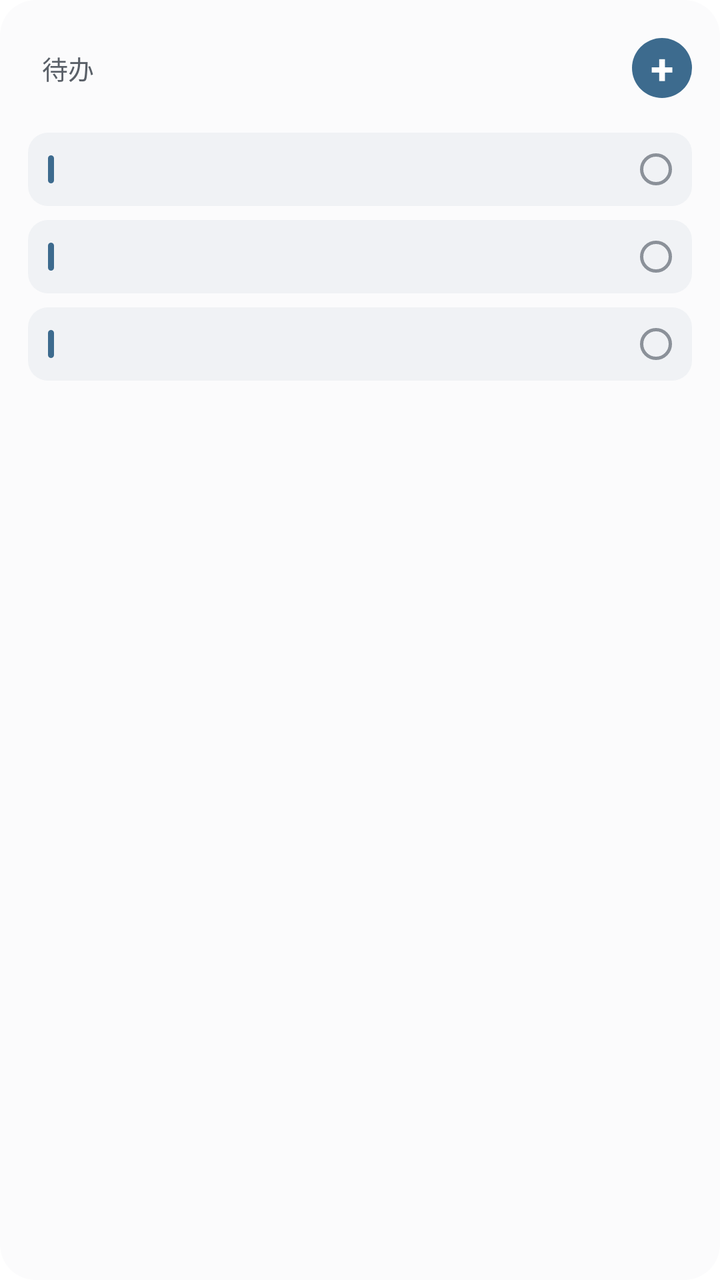
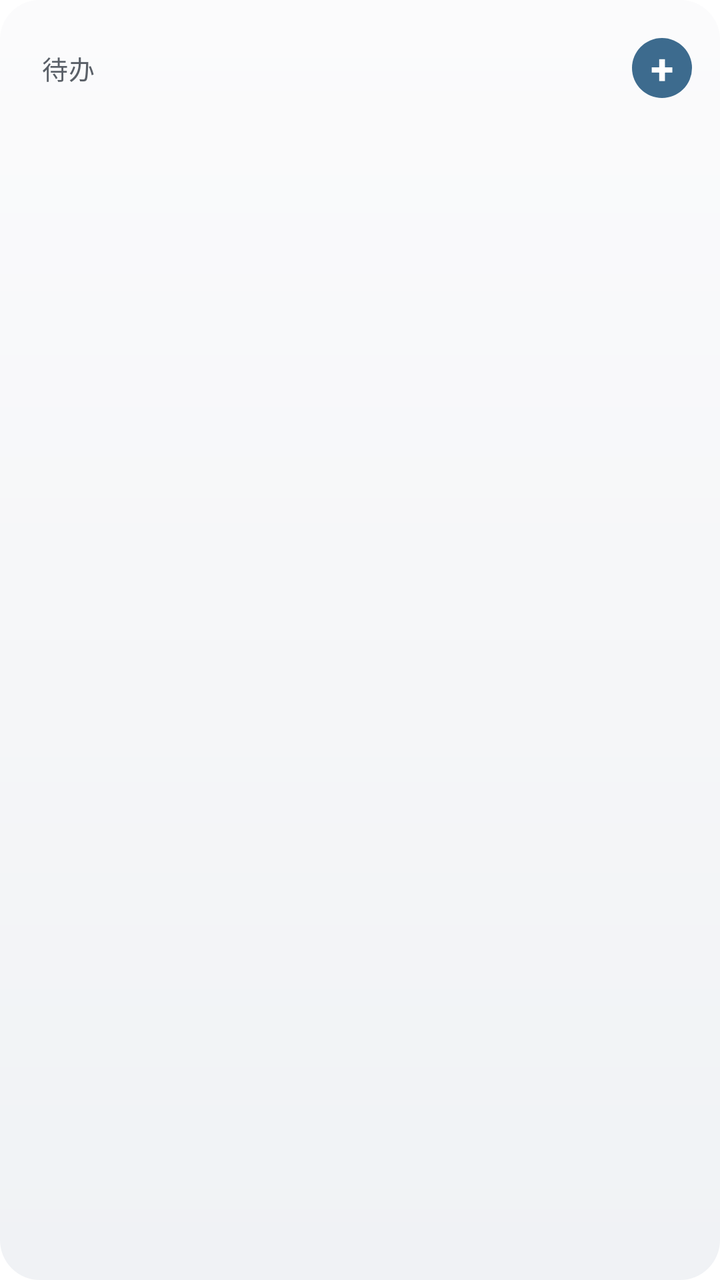

Screens rendered from an Android XML layout before and after an edit, with the pre-edit source and the edit as a unified diff.
<!-- AndroidManifest.xml: fallback theme Theme.MaterialComponents.DayNight.NoActionBar -->
<!-- res/layout/widget_todo_4x2.xml -->
<?xml version="1.0" encoding="utf-8"?>
<LinearLayout xmlns:android="http://schemas.android.com/apk/res/android"
    android:id="@+id/widget_root"
    android:layout_width="match_parent"
    android:layout_height="match_parent"
    android:orientation="vertical"
    android:background="@drawable/widget_bg"
    android:padding="14dp">

    <LinearLayout
        android:layout_width="match_parent"
        android:layout_height="wrap_content"
        android:orientation="horizontal"
        android:gravity="center_vertical">

        <TextView
            android:id="@+id/widget_count"
            android:layout_width="wrap_content"
            android:layout_height="wrap_content"
            android:textSize="30sp"
            android:textStyle="bold"
            android:textColor="@color/widget_primary" />

        <TextView
            android:layout_width="wrap_content"
            android:layout_height="wrap_content"
            android:layout_marginStart="7dp"
            android:text="待办"
            android:textSize="13sp"
            android:textColor="@color/widget_ink_soft" />

        <LinearLayout
            android:layout_width="0dp"
            android:layout_height="0dp"
            android:layout_weight="1" />

        <TextView
            android:id="@+id/widget_add"
            android:layout_width="30dp"
            android:layout_height="30dp"
            android:background="@drawable/widget_add_bg"
            android:gravity="center"
            android:text="+"
            android:textSize="21sp"
            android:textStyle="bold"
            android:textColor="@color/widget_add_fg" />
    </LinearLayout>

    <LinearLayout
        android:layout_width="match_parent"
        android:layout_height="12dp" />

    <LinearLayout
        android:id="@+id/widget_row0"
        android:layout_width="match_parent"
        android:layout_height="wrap_content"
        android:orientation="horizontal"
        android:gravity="center_vertical"
        android:background="@drawable/widget_item_bg"
        android:paddingLeft="10dp"
        android:paddingRight="10dp"
        android:paddingTop="9dp"
        android:paddingBottom="9dp">

        <TextView
            android:layout_width="3dp"
            android:layout_height="14dp"
            android:background="@drawable/widget_bar" />

        <TextView
            android:id="@+id/widget_title0"
            android:layout_width="0dp"
            android:layout_height="wrap_content"
            android:layout_weight="1"
            android:layout_marginStart="9dp"
            android:maxLines="1"
            android:ellipsize="end"
            android:textSize="13.5sp"
            android:textColor="@color/widget_ink" />

        <TextView
            android:layout_width="16dp"
            android:layout_height="16dp"
            android:layout_marginStart="9dp"
            android:background="@drawable/widget_check_ring" />
    </LinearLayout>

    <LinearLayout
        android:id="@+id/widget_row1"
        android:layout_width="match_parent"
        android:layout_height="wrap_content"
        android:orientation="horizontal"
        android:gravity="center_vertical"
        android:background="@drawable/widget_item_bg"
        android:layout_marginTop="7dp"
        android:paddingLeft="10dp"
        android:paddingRight="10dp"
        android:paddingTop="9dp"
        android:paddingBottom="9dp">

        <TextView
            android:layout_width="3dp"
            android:layout_height="14dp"
            android:background="@drawable/widget_bar" />

        <TextView
            android:id="@+id/widget_title1"
            android:layout_width="0dp"
            android:layout_height="wrap_content"
            android:layout_weight="1"
            android:layout_marginStart="9dp"
            android:maxLines="1"
            android:ellipsize="end"
            android:textSize="13.5sp"
            android:textColor="@color/widget_ink" />

        <TextView
            android:layout_width="16dp"
            android:layout_height="16dp"
            android:layout_marginStart="9dp"
            android:background="@drawable/widget_check_ring" />
    </LinearLayout>

    <LinearLayout
        android:id="@+id/widget_row2"
        android:layout_width="match_parent"
        android:layout_height="wrap_content"
        android:orientation="horizontal"
        android:gravity="center_vertical"
        android:background="@drawable/widget_item_bg"
        android:layout_marginTop="7dp"
        android:paddingLeft="10dp"
        android:paddingRight="10dp"
        android:paddingTop="9dp"
        android:paddingBottom="9dp">

        <TextView
            android:layout_width="3dp"
            android:layout_height="14dp"
            android:background="@drawable/widget_bar" />

        <TextView
            android:id="@+id/widget_title2"
            android:layout_width="0dp"
            android:layout_height="wrap_content"
            android:layout_weight="1"
            android:layout_marginStart="9dp"
            android:maxLines="1"
            android:ellipsize="end"
            android:textSize="13.5sp"
            android:textColor="@color/widget_ink" />

        <TextView
            android:layout_width="16dp"
            android:layout_height="16dp"
            android:layout_marginStart="9dp"
            android:background="@drawable/widget_check_ring" />
    </LinearLayout>

    <TextView
        android:id="@+id/widget_empty"
        android:layout_width="match_parent"
        android:layout_height="wrap_content"
        android:visibility="gone"
        android:text="全部完成，休息一下"
        android:textSize="13sp"
        android:textColor="@color/widget_ink_soft" />
</LinearLayout>
<!-- resources referenced by this layout -->
<resources>
  <color name="widget_add_fg">#FFFFFF</color>
  <color name="widget_ink">#191C1F</color>
  <color name="widget_ink_soft">#5A6068</color>
  <color name="widget_primary">#3D6B8E</color>
  <!-- drawable widget_add_bg (drawable) -->
  <?xml version="1.0" encoding="utf-8"?>
  <shape xmlns:android="http://schemas.android.com/apk/res/android"
      android:shape="oval">
      <solid android:color="@color/widget_primary" />
  </shape>
  <!-- drawable widget_bar (drawable) -->
  <?xml version="1.0" encoding="utf-8"?>
  <shape xmlns:android="http://schemas.android.com/apk/res/android"
      android:shape="rectangle">
      <corners android:radius="1.5dp" />
      <solid android:color="@color/widget_primary" />
      <size android:width="3dp" android:height="14dp" />
  </shape>
  <!-- drawable widget_bg (drawable) -->
  <?xml version="1.0" encoding="utf-8"?>
  <shape xmlns:android="http://schemas.android.com/apk/res/android"
      android:shape="rectangle">
      <corners android:radius="18dp" />
      <solid android:color="@color/widget_bg" />
  </shape>
  <!-- drawable widget_check_ring (drawable) -->
  <?xml version="1.0" encoding="utf-8"?>
  <shape xmlns:android="http://schemas.android.com/apk/res/android"
      android:shape="oval">
      <stroke android:width="1.5dp" android:color="@color/widget_ring" />
      <size android:width="18dp" android:height="18dp" />
  </shape>
  <!-- drawable widget_item_bg (drawable) -->
  <?xml version="1.0" encoding="utf-8"?>
  <shape xmlns:android="http://schemas.android.com/apk/res/android"
      android:shape="rectangle">
      <corners android:radius="10dp" />
      <solid android:color="@color/widget_item_bg" />
  </shape>
  <color name="widget_bg">#FBFBFC</color>
  <color name="widget_ring">#8B9199</color>
  <color name="widget_item_bg">#F0F2F5</color>
</resources>

<!-- the commit's change to res/layout/widget_todo_4x2.xml (unified diff, before → after) -->
@@ -27,6 +27,7 @@
             android:layout_marginStart="7dp"
             android:text="待办"
             android:textSize="13sp"
+            android:letterSpacing="0.02"
             android:textColor="@color/widget_ink_soft" />
 
         <LinearLayout
@@ -48,114 +49,23 @@
 
     <LinearLayout
         android:layout_width="match_parent"
-        android:layout_height="12dp" />
+        android:layout_height="6dp" />
 
-    <LinearLayout
-        android:id="@+id/widget_row0"
+    <ViewFlipper
+        android:id="@+id/widget_flipper"
         android:layout_width="match_parent"
         android:layout_height="wrap_content"
-        android:orientation="horizontal"
-        android:gravity="center_vertical"
-        android:background="@drawable/widget_item_bg"
-        android:paddingLeft="10dp"
-        android:paddingRight="10dp"
-        android:paddingTop="9dp"
-        android:paddingBottom="9dp">
+        android:autoStart="true"
+        android:flipInterval="4000"
+        android:inAnimation="@anim/slide_in_bottom"
+        android:outAnimation="@anim/slide_out_bottom">
 
-        <TextView
-            android:layout_width="3dp"
-            android:layout_height="14dp"
-            android:background="@drawable/widget_bar" />
-
-        <TextView
-            android:id="@+id/widget_title0"
-            android:layout_width="0dp"
+        
+        <LinearLayout
+            android:layout_width="match_parent"
             android:layout_height="wrap_content"
-            android:layout_weight="1"
-            android:layout_marginStart="9dp"
-            android:maxLines="1"
-            android:ellipsize="end"
-            android:textSize="13.5sp"
-            android:textColor="@color/widget_ink" />
-
-        <TextView
-            android:layout_width="16dp"
-            android:layout_height="16dp"
-            android:layout_marginStart="9dp"
-            android:background="@drawable/widget_check_ring" />
-    </LinearLayout>
-
-    <LinearLayout
-        android:id="@+id/widget_row1"
-        android:layout_width="match_parent"
-        android:layout_height="wrap_content"
-        android:orientation="horizontal"
-        android:gravity="center_vertical"
-        android:background="@drawable/widget_item_bg"
-        android:layout_marginTop="7dp"
-        android:paddingLeft="10dp"
-        android:paddingRight="10dp"
-        android:paddingTop="9dp"
-        android:paddingBottom="9dp">
-
-        <TextView
-            android:layout_width="3dp"
-            android:layout_height="14dp"
-            android:background="@drawable/widget_bar" />
-
-        <TextView
-            android:id="@+id/widget_title1"
-            android:layout_width="0dp"
-            android:layout_height="wrap_content"
-            android:layout_weight="1"
-            android:layout_marginStart="9dp"
-            android:maxLines="1"
-            android:ellipsize="end"
-            android:textSize="13.5sp"
-            android:textColor="@color/widget_ink" />
-
-        <TextView
-            android:layout_width="16dp"
-            android:layout_height="16dp"
-            android:layout_marginStart="9dp"
-            android:background="@drawable/widget_check_ring" />
-    </LinearLayout>
-
-    <LinearLayout
-        android:id="@+id/widget_row2"
-        android:layout_width="match_parent"
-        android:layout_height="wrap_content"
-        android:orientation="horizontal"
-        android:gravity="center_vertical"
-        android:background="@drawable/widget_item_bg"
-        android:layout_marginTop="7dp"
-        android:paddingLeft="10dp"
-        android:paddingRight="10dp"
-        android:paddingTop="9dp"
-        android:paddingBottom="9dp">
-
-        <TextView
-            android:layout_width="3dp"
-            android:layout_height="14dp"
-            android:background="@drawable/widget_bar" />
-
-        <TextView
-            android:id="@+id/widget_title2"
-            android:layout_width="0dp"
-            android:layout_height="wrap_content"
-            android:layout_weight="1"
-            android:layout_marginStart="9dp"
-            android:maxLines="1"
-            android:ellipsize="end"
-            android:textSize="13.5sp"
-            android:textColor="@color/widget_ink" />
-
-        <TextView
-            android:layout_width="16dp"
-            android:layout_height="16dp"
-            android:layout_marginStart="9dp"
-            android:background="@drawable/widget_check_ring" />
-    </LinearLayout>
+            android:orientation="vertical" />
+    </ViewFlipper>
 
     <TextView
         android:id="@+id/widget_empty"
<!-- resource entries referenced after the edit -->
@@ -1,7 +1,6 @@
 <!-- resources referenced by this layout -->
 <resources>
   <color name="widget_add_fg">#FFFFFF</color>
-  <color name="widget_ink">#191C1F</color>
   <color name="widget_ink_soft">#5A6068</color>
   <color name="widget_primary">#3D6B8E</color>
   <!-- drawable widget_add_bg (drawable) -->
@@ -10,37 +9,17 @@
       android:shape="oval">
       <solid android:color="@color/widget_primary" />
   </shape>
-  <!-- drawable widget_bar (drawable) -->
-  <?xml version="1.0" encoding="utf-8"?>
-  <shape xmlns:android="http://schemas.android.com/apk/res/android"
-      android:shape="rectangle">
-      <corners android:radius="1.5dp" />
-      <solid android:color="@color/widget_primary" />
-      <size android:width="3dp" android:height="14dp" />
-  </shape>
   <!-- drawable widget_bg (drawable) -->
   <?xml version="1.0" encoding="utf-8"?>
   <shape xmlns:android="http://schemas.android.com/apk/res/android"
       android:shape="rectangle">
-      <corners android:radius="18dp" />
-      <solid android:color="@color/widget_bg" />
-  </shape>
-  <!-- drawable widget_check_ring (drawable) -->
-  <?xml version="1.0" encoding="utf-8"?>
-  <shape xmlns:android="http://schemas.android.com/apk/res/android"
-      android:shape="oval">
-      <stroke android:width="1.5dp" android:color="@color/widget_ring" />
-      <size android:width="18dp" android:height="18dp" />
-  </shape>
-  <!-- drawable widget_item_bg (drawable) -->
-  <?xml version="1.0" encoding="utf-8"?>
-  <shape xmlns:android="http://schemas.android.com/apk/res/android"
-      android:shape="rectangle">
-      <corners android:radius="10dp" />
-      <solid android:color="@color/widget_item_bg" />
+      <gradient
+          android:angle="270"
+          android:startColor="@color/widget_bg"
+          android:endColor="@color/widget_item_bg" />
+      <corners android:radius="20dp" />
   </shape>
   <color name="widget_bg">#FBFBFC</color>
-  <color name="widget_ring">#8B9199</color>
   <color name="widget_item_bg">#F0F2F5</color>
 </resources>
 
